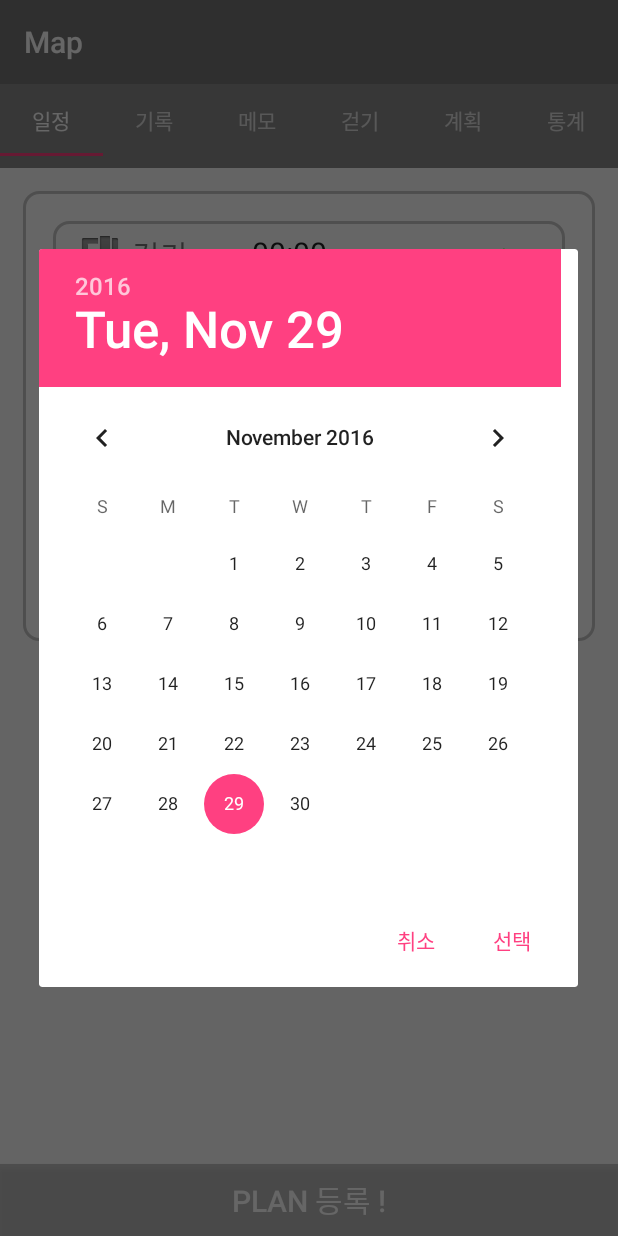
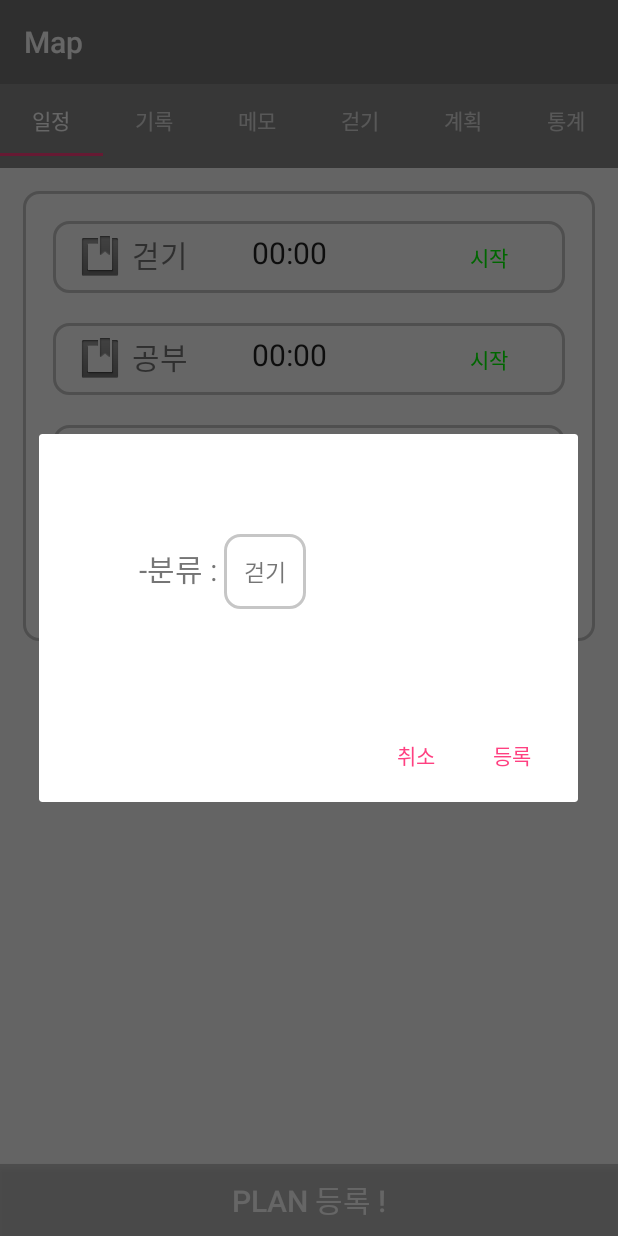
Before and after one commit to kimsk9410/Android_Study, an Android app: the screen it shows after launch (MainActivity), after a tap on "PLAN 등록 !", on a phone screen of 412 x 824 dp. Run offline under Robolectric (Android 15) with nearby library versions, the phone set to English and light mode, and no system bars.

Commit message:
Layout update

```diff
--- a/termproject/src/main/java/com/example/termproject/FragmentLog.java
+++ b/termproject/src/main/java/com/example/termproject/FragmentLog.java
@@ -1,20 +1,62 @@
 package com.example.termproject;
 
+import android.content.DialogInterface;
 import android.os.Bundle;
 import android.support.v4.app.Fragment;
+import android.support.v7.app.AlertDialog;
 import android.view.LayoutInflater;
 import android.view.View;
 import android.view.ViewGroup;
+import android.widget.Button;
+import android.widget.DatePicker;
+import android.widget.LinearLayout;
 
 /**
  * Created by lsn94 on 2016-11-26.
  */
 
-public class FragmentLog extends Fragment {
+public class FragmentLog extends Fragment implements View.OnClickListener{
+
+    Button btn_date;
+    DatePicker dp;
+
     @Override
     public View onCreateView(LayoutInflater inflater, ViewGroup container, Bundle savedInstanceState){
         View v = inflater.inflate(R.layout.log, container, false);
 
+        btn_date = (Button)v.findViewById(R.id.logbuttondate);
+        btn_date.setOnClickListener(this);
+
         return v;
     }
+
+    @Override
+    public void onClick(View v){
+        switch (v.getId()){
+            case R.id.logbuttondate:
+                AlertDialog.Builder adb = new AlertDialog.Builder(v.getContext());
+                LinearLayout ll = new LinearLayout(v.getContext());
+                dp = new DatePicker(v.getContext());
+                ll.addView(dp);
+                ll.setPadding(20,20,0,0);
+
+                adb
+                        .setView(ll)
+                        .setNegativeButton("취소", new DialogInterface.OnClickListener() {
+                            @Override
+                            public void onClick(DialogInterface dialog, int which) {
+
+                            }
+                        })
+                        .setPositiveButton("선택", new DialogInterface.OnClickListener() {
+                            @Override
+                            public void onClick(DialogInterface dialog, int which) {
+
+                            }
+                        });
+                AlertDialog ad = adb.create();
+                ad.show();
+                break;
+        }
+    }
 }
--- a/termproject/src/main/java/com/example/termproject/FragmentTask.java
+++ b/termproject/src/main/java/com/example/termproject/FragmentTask.java
@@ -4,12 +4,17 @@ import android.content.DialogInterface;
 import android.os.Bundle;
 import android.support.v4.app.Fragment;
 import android.support.v7.app.AlertDialog;
-import android.util.Log;
+import android.util.TypedValue;
 import android.view.LayoutInflater;
 import android.view.View;
 import android.view.ViewGroup;
+import android.widget.AdapterView;
+import android.widget.ArrayAdapter;
 import android.widget.Button;
-import android.widget.DatePicker;
+import android.widget.Spinner;
+import android.widget.TableLayout;
+import android.widget.TableRow;
+import android.widget.TextView;
 
 
 /**
@@ -18,15 +23,18 @@ import android.widget.DatePicker;
 
 public class FragmentTask extends Fragment implements View.OnClickListener{
 
+    final int dip = TypedValue.COMPLEX_UNIT_DIP;
+
     Button bt_plan;
-    DatePicker dp;
+    String str_task="";
+    Spinner spinner_task;
+    final String[] task_arr = {"걷기", "공부", "식사", "운동", "회의"};
 
     @Override
     public View onCreateView(LayoutInflater inflater, ViewGroup container, Bundle savedInstanceState){
         View v = inflater.inflate(R.layout.task, container, false);
 
         bt_plan = (Button)v.findViewById(R.id.buttonPlan);
-        dp = new DatePicker(v.getContext());
 
         bt_plan.setOnClickListener(this);
 
@@ -39,15 +47,46 @@ public class FragmentTask extends Fragment implements View.OnClickListener{
         switch (v.getId()){
             case R.id.buttonPlan:
                 AlertDialog.Builder adb = new AlertDialog.Builder(v.getContext());
+                TableLayout tl = new TableLayout(v.getContext());
+                TableRow tr1 = new TableRow(v.getContext());
+                TextView tv1 = new TextView(v.getContext());
+
+                tl.setPadding(100, 100, 100, 100);
+
+                tv1.setText("-분류 : ");
+                tv1.setTextSize(20);
+
+                spinner_task = new Spinner(v.getContext());
+                ArrayAdapter memoAdapter = new ArrayAdapter(v.getContext(), R.layout.spinner_dropdown_item15, task_arr);
+                memoAdapter.setDropDownViewResource(android.R.layout.simple_spinner_dropdown_item);
+                spinner_task.setAdapter(memoAdapter);
+                spinner_task.setOnItemSelectedListener(new AdapterView.OnItemSelectedListener() {
+                    @Override
+                    public void onItemSelected(AdapterView<?> parent, View view, int position, long id) {
+                        str_task = parent.getItemAtPosition(position).toString();
+                    }
+
+                    @Override
+                    public void onNothingSelected(AdapterView<?> parent) {
+
+                    }
+                });
+                spinner_task.setBackgroundResource(R.drawable.roundborder_55555555);
+                spinner_task.setPadding(20,20,20,20);
+
+                tr1.addView(tv1);
+                tr1.addView(spinner_task);
+                tl.addView(tr1);
+
                 adb
-                        .setView(dp)
+                        .setView(tl)
                         .setNegativeButton("취소", new DialogInterface.OnClickListener() {
                             @Override
                             public void onClick(DialogInterface dialog, int which) {
 
                             }
                         })
-                        .setPositiveButton("선택", new DialogInterface.OnClickListener() {
+                        .setPositiveButton("등록", new DialogInterface.OnClickListener() {
                             @Override
                             public void onClick(DialogInterface dialog, int which) {
 
@@ -59,4 +98,8 @@ public class FragmentTask extends Fragment implements View.OnClickListener{
         }
 
     }
+
+    public void setSpinner(Spinner spinner, String[] str_arr, View v) {
+
+    }
 }
--- /dev/null
+++ b/termproject/src/main/res/layout/spinner_dropdown_item15.xml
@@ -0,0 +1,8 @@
+<?xml version="1.0" encoding="utf-8"?>
+
+<TextView xmlns:android="http://schemas.android.com/apk/res/android"
+    android:id="@+id/spinnerTarget"
+    android:layout_width="fill_parent"
+    android:layout_height="wrap_content"
+    android:textSize="15dp"
+    android:gravity="center" />
```
Also changed, not shown: termproject/src/main/java/com/example/termproject/FragmentEvent.java (+43 -1 lines), termproject/src/main/java/com/example/termproject/FragmentPlan.java (+35 -3 lines), termproject/src/main/java/com/example/termproject/FragmentWalk.java (+43 -1 lines), termproject/src/main/res/layout/event.xml (+11 -4 lines), termproject/src/main/res/layout/walk.xml (+13 -6 lines).
